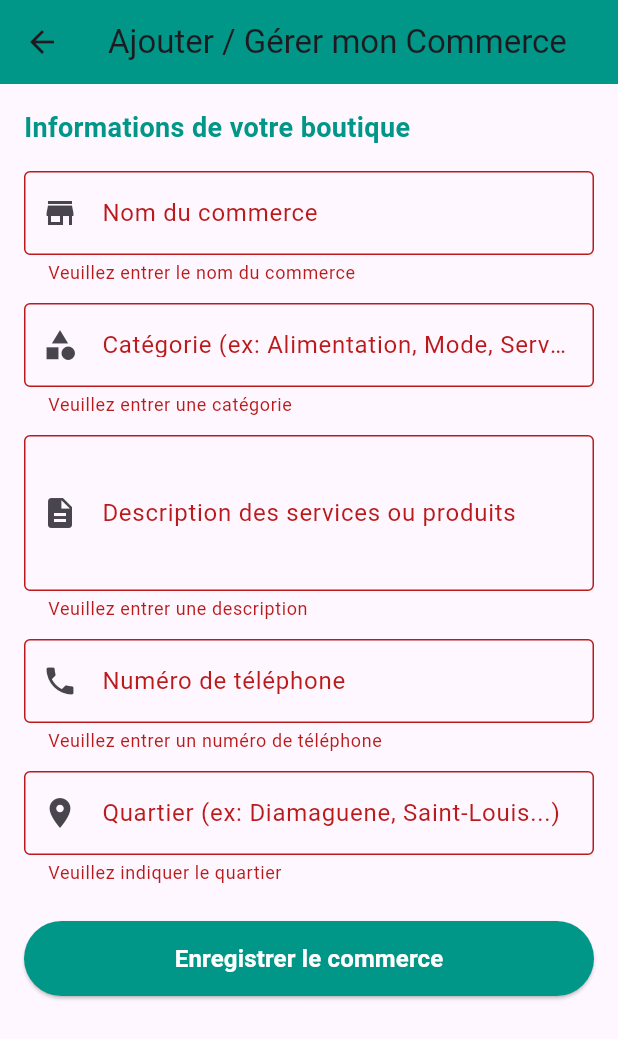
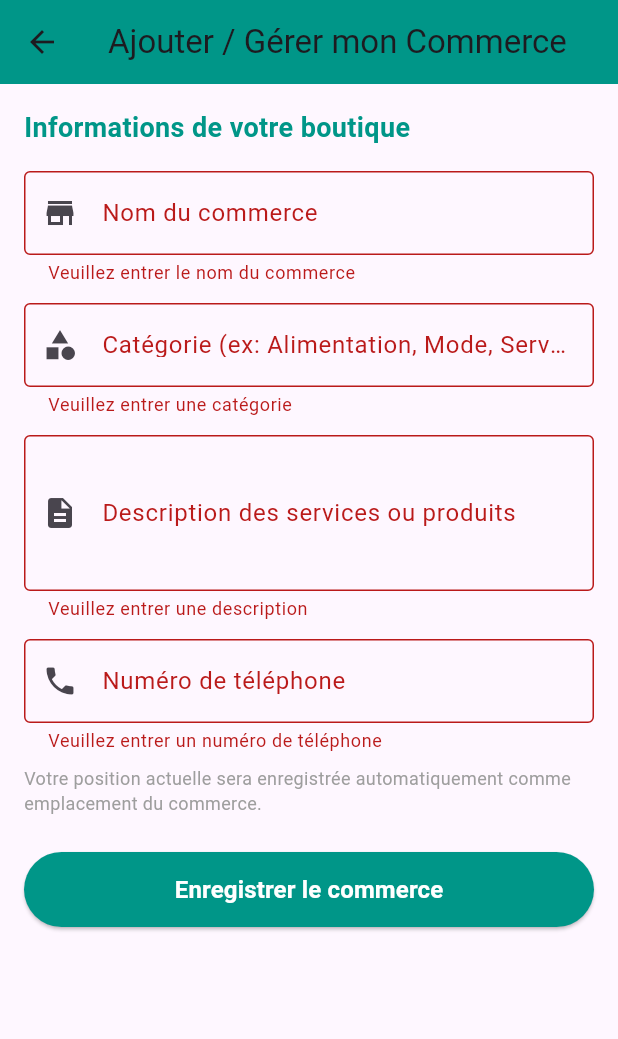
Before and after one commit to sk-dev535/sunu_proxy, a Flutter app: the AddMerchantScreen screen opened directly, after a tap on "Enregistrer le commerce", on a phone screen of 412 x 824 dp. Shown: the top 1039 px of the screen. Run offline on Flutter 3.47's test engine with Material 3 defaults, Android fonts, the phone set to English and light mode, and no system bars; our stand-ins replace cloud_firestore, firebase_auth, firebase_core, geolocator; accounts and stored records are empty.

Commit message:
Alignement du côté Commerçant sur le modèle de données commerces

```diff
--- a/lib/screens/add_merchant_screen.dart
+++ b/lib/screens/add_merchant_screen.dart
@@ -1,6 +1,7 @@
 import 'package:flutter/material.dart';
 import 'package:cloud_firestore/cloud_firestore.dart';
 import 'package:firebase_auth/firebase_auth.dart';
+import 'package:geolocator/geolocator.dart';
 
 class AddMerchantScreen extends StatefulWidget {
   const AddMerchantScreen({super.key});
@@ -12,16 +13,27 @@ class AddMerchantScreen extends StatefulWidget {
 class _AddMerchantScreenState extends State<AddMerchantScreen> {
   final _formKey = GlobalKey<FormState>();
 
-  // Contrôleurs pour récupérer les valeurs des champs de texte
   final TextEditingController _nameController = TextEditingController();
   final TextEditingController _categoryController = TextEditingController();
   final TextEditingController _descriptionController = TextEditingController();
   final TextEditingController _phoneController = TextEditingController();
-  final TextEditingController _quartierController = TextEditingController();
 
   bool _isLoading = false;
 
-  // Fonction pour enregistrer le commerce dans Firestore
+  Future<Position?> _getPosition() async {
+    bool serviceEnabled = await Geolocator.isLocationServiceEnabled();
+    if (!serviceEnabled) return null;
+
+    LocationPermission permission = await Geolocator.checkPermission();
+    if (permission == LocationPermission.denied) {
+      permission = await Geolocator.requestPermission();
+      if (permission == LocationPermission.denied) return null;
+    }
+    if (permission == LocationPermission.deniedForever) return null;
+
+    return await Geolocator.getCurrentPosition();
+  }
+
   Future<void> _submitMerchantData() async {
     if (_formKey.currentState!.validate()) {
       setState(() {
@@ -30,21 +42,21 @@ class _AddMerchantScreenState extends State<AddMerchantScreen> {
 
       try {
         final user = FirebaseAuth.instance.currentUser;
+        final position = await _getPosition();
 
-        // Enregistrement des données dans la collection 'merchants' de Firestore
-        await FirebaseFirestore.instance.collection('merchants').add({
-          'merchantName': _nameController.text.trim(),
-          'category': _categoryController.text.trim(),
+        await FirebaseFirestore.instance.collection('commerces').add({
+          'nom': _nameController.text.trim(),
+          'categorie': _categoryController.text.trim(),
           'description': _descriptionController.text.trim(),
-          'phone': _phoneController.text.trim(),
-          'quartier': _quartierController.text.trim(),
-          'ownerId': user?.uid ?? 'unknown', // ID du commerçant connecté
+          'telephone': _phoneController.text.trim(),
+          'latitude': position?.latitude ?? 0.0,
+          'longitude': position?.longitude ?? 0.0,
+          'idCommercant': user?.uid ?? 'unknown',
           'createdAt': Timestamp.now(),
         });
 
         if (!mounted) return;
 
-        // Afficher un message de succès
         ScaffoldMessenger.of(context).showSnackBar(
           const SnackBar(
             content: Text('Commerce ajouté avec succès !'),
@@ -52,13 +64,11 @@ class _AddMerchantScreenState extends State<AddMerchantScreen> {
           ),
         );
 
-        // Vider le formulaire après l'enregistrement
         _formKey.currentState!.reset();
         _nameController.clear();
         _categoryController.clear();
         _descriptionController.clear();
         _phoneController.clear();
-        _quartierController.clear();
 
       } catch (e) {
         ScaffoldMessenger.of(context).showSnackBar(
@@ -83,7 +93,6 @@ class _AddMerchantScreenState extends State<AddMerchantScreen> {
     _categoryController.dispose();
     _descriptionController.dispose();
     _phoneController.dispose();
-    _quartierController.dispose();
     super.dispose();
   }
 
@@ -105,8 +114,6 @@ class _AddMerchantScreenState extends State<AddMerchantScreen> {
                 style: TextStyle(fontSize: 18, fontWeight: FontWeight.bold, color: Colors.teal),
               ),
               const SizedBox(height: 16),
-
-              // Nom du commerce
               TextFormField(
                 controller: _nameController,
                 decoration: const InputDecoration(
@@ -122,8 +129,6 @@ class _AddMerchantScreenState extends State<AddMerchantScreen> {
                 },
               ),
               const SizedBox(height: 12),
-
-              // Catégorie
               TextFormField(
                 controller: _categoryController,
                 decoration: const InputDecoration(
@@ -139,8 +144,6 @@ class _AddMerchantScreenState extends State<AddMerchantScreen> {
                 },
               ),
               const SizedBox(height: 12),
-
-              // Description
               TextFormField(
                 controller: _descriptionController,
                 maxLines: 3,
@@ -157,8 +160,6 @@ class _AddMerchantScreenState extends State<AddMerchantScreen> {
                 },
               ),
               const SizedBox(height: 12),
-
-              // Téléphone
               TextFormField(
                 controller: _phoneController,
                 keyboardType: TextInputType.phone,
@@ -174,26 +175,12 @@ class _AddMerchantScreenState extends State<AddMerchantScreen> {
                   return null;
                 },
               ),
-              const SizedBox(height: 12),
-
-              // Quartier
-              TextFormField(
-                controller: _quartierController,
-                decoration: const InputDecoration(
-                  labelText: 'Quartier (ex: Diamaguene, Saint-Louis...)',
-                  border: OutlineInputBorder(),
-                  prefixIcon: Icon(Icons.location_on),
-                ),
-                validator: (value) {
-                  if (value == null || value.isEmpty) {
-                    return 'Veuillez indiquer le quartier';
-                  }
-                  return null;
-                },
+              const SizedBox(height: 8),
+              const Text(
+                "Votre position actuelle sera enregistrée automatiquement comme emplacement du commerce.",
+                style: TextStyle(fontSize: 12, color: Colors.grey),
               ),
               const SizedBox(height: 24),
-
-              // Bouton de validation
               SizedBox(
                 height: 50,
                 child: ElevatedButton(
```
Also changed, not shown: lib/screens/edit_merchant_screen.dart (+8 -19 lines), lib/screens/merchant_dashboard_screen.dart (+5 -9 lines), lib/screens/merchant_detail_screen.dart (+9 -13 lines), 3 other files.
